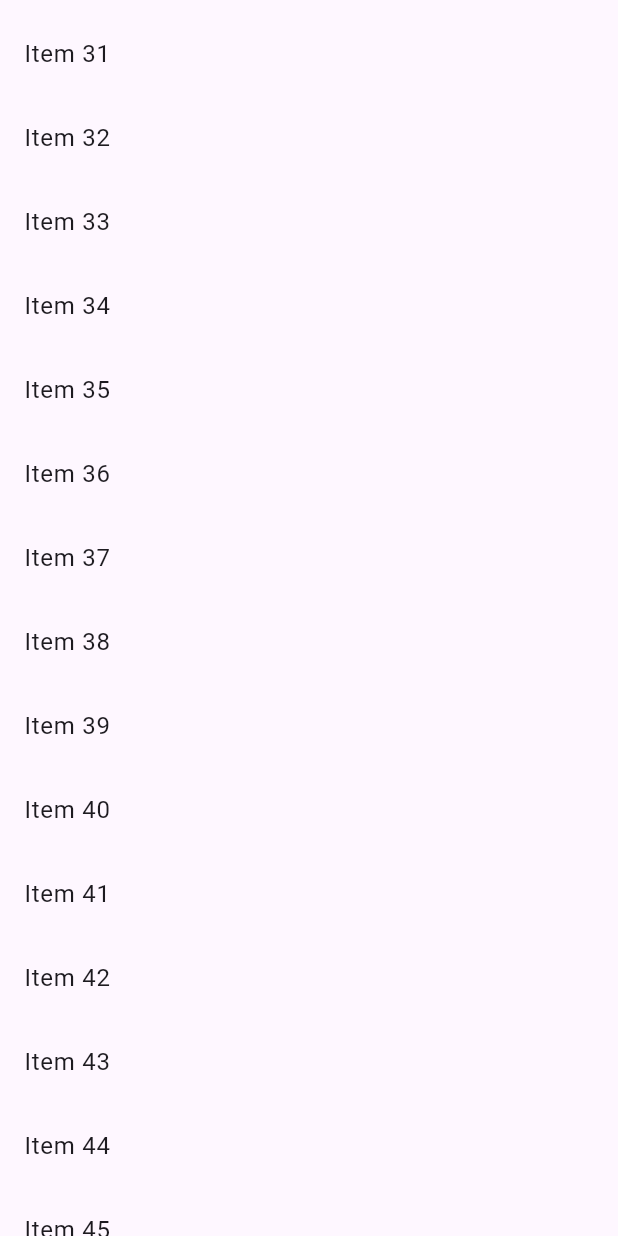
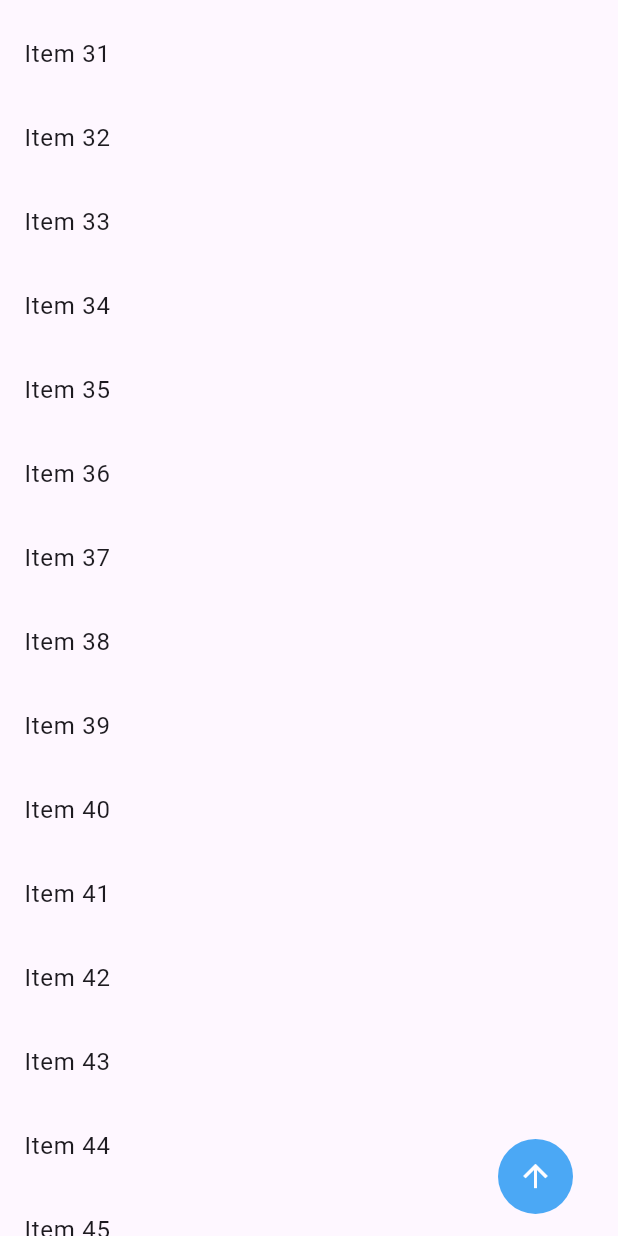
Before and after one commit to itajacybsd/scrollanimation, a Flutter app: the screen it shows after launch, scrolled down 1728 dp, on a phone screen of 412 x 824 dp. Run offline on Flutter 3.47's test engine with Material 3 defaults, Android fonts, the phone set to English and light mode, and no system bars.

Commit message:
implementacao das animacoes de opacidade e exeibicao do Container()

```diff
--- a/lib/main.dart
+++ b/lib/main.dart
@@ -1,3 +1,5 @@
+import 'dart:ui';
+
 import 'package:flutter/material.dart';
 
 void main() {
@@ -28,30 +30,66 @@ class MyHomePage extends StatefulWidget {
 class _MyHomePageState extends State<MyHomePage> {
   final _scrollController = ScrollController();
 
+  var scrollFactor = 0.0;
+
   @override
   void initState() {
     super.initState();
 
     _scrollController.addListener(() {
-
       final percent =
           _scrollController.position.pixels /
           _scrollController.position.maxScrollExtent;
       // print(_scrollController.position.maxScrollExtent);
       // print(_scrollController.position.pixels);
-      print(percent);
+      // print(percent);
+
+      setState(() {
+        scrollFactor = percent;
+      });
     });
   }
 
   @override
+  void dispose() {
+    super.dispose();
+    _scrollController.dispose();
+  }
+
+  @override
   Widget build(BuildContext context) {
+
+    double opacityAnimation = Interval(0.2, 0.4).transform(scrollFactor);
+    double translateYFactor = Interval(0.2, 0.4).transform(scrollFactor);
+    double? translateYAnimation = lerpDouble(-50, 30, translateYFactor);
+
     return Material(
-      child: ListView.builder(
-        controller: _scrollController,
-        itemCount: 100,
-        itemBuilder: (context, index) {
-          return ListTile(title: Text('Item $index'));
-        },
+      child: Stack(
+        children: [
+          ListView.builder(
+            controller: _scrollController,
+            itemCount: 100,
+            itemBuilder: (context, index) {
+              return ListTile(title: Text('Item $index'));
+            },
+          ),
+          Positioned(
+            bottom: translateYAnimation,
+            right: 30,
+            child: Opacity(
+              opacity: opacityAnimation,
+              child: Container(
+                width: 50,
+                height: 50,
+                decoration: BoxDecoration(
+                  color: Colors.blue,
+                  shape: BoxShape.circle,
+                ),
+                child: Icon(Icons.arrow_upward_outlined, color: Colors.white),
+              ),
+            ),
+          ),
+        ],
       ),
     );
   }
```
